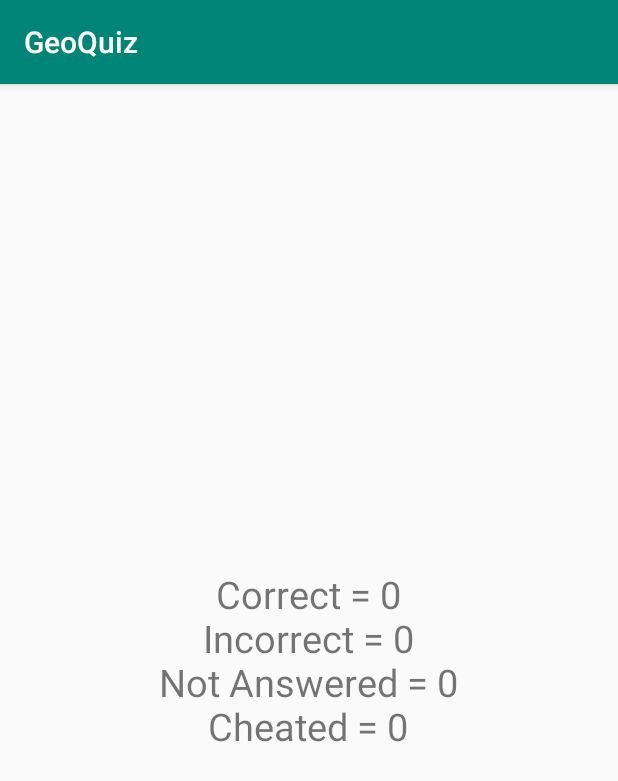
After one commit to kruseshane/GeoQuiz, an Android app: the StatsActivity screen opened directly, with no data from a screen before it, on a phone screen of 412 x 824 dp. The commit adds this screen. Shown: the top 781 px of the screen. Run offline under Robolectric (Android 15) with nearby library versions, the phone set to English and light mode, and no system bars.

Commit message:
Add show scores button

```diff
--- a/app/src/main/AndroidManifest.xml
+++ b/app/src/main/AndroidManifest.xml
@@ -11,6 +11,7 @@
         android:roundIcon="@mipmap/globe_round"
         android:supportsRtl="true"
         android:theme="@style/AppTheme">
+        <activity android:name=".StatsActivity"></activity>
         <activity android:name=".WelcomeActivity">
             <intent-filter>
                 <action android:name="android.intent.action.MAIN" />
@@ -20,8 +21,7 @@
         </activity>
         <activity android:name=".EndGameActivity" />
         <activity android:name=".CheatActivity" />
-        <activity android:name=".QuizActivity">
-        </activity>
+        <activity android:name=".QuizActivity"></activity>
     </application>
 
 </manifest>
--- /dev/null
+++ b/app/src/main/java/com/example/geoquiz/StatsActivity.java
@@ -0,0 +1,36 @@
+package com.example.geoquiz;
+
+import android.content.Intent;
+import android.support.v7.app.AppCompatActivity;
+import android.os.Bundle;
+import android.widget.TextView;
+
+public class StatsActivity extends AppCompatActivity {
+
+    private TextView endGameStats;
+    private int correct;
+    private int incorrect;
+    private int notAnswered;
+    private int cheated;
+
+    @Override
+    protected void onCreate(Bundle savedInstanceState) {
+        super.onCreate(savedInstanceState);
+        setContentView(R.layout.activity_stats);
+
+        getPlayerInfo();
+
+        endGameStats = findViewById(R.id.end_game_stats);
+        endGameStats.setText("Correct = " + String.valueOf(correct) + "\nIncorrect = " +
+                String.valueOf(incorrect) + "\nNot Answered = " + String.valueOf(notAnswered) +
+                "\nCheated = " + String.valueOf(cheated));
+    }
+
+    private void getPlayerInfo() {
+        Intent intent = getIntent();
+        correct = intent.getIntExtra("correct", 0);
+        incorrect = intent.getIntExtra("incorrect", 0);
+        notAnswered = intent.getIntExtra("notAnswered", 0);
+        cheated = intent.getIntExtra("cheated", 0);
+    }
+}
--- a/app/src/main/res/layout/activity_quiz.xml
+++ b/app/src/main/res/layout/activity_quiz.xml
@@ -57,6 +57,12 @@
             android:layout_height="wrap_content"
             android:text="@string/cheat_button"/>
 
+        <Button
+            android:id="@+id/show_stats_button"
+            android:layout_width="wrap_content"
+            android:layout_height="wrap_content"
+            android:text="@string/show_stats_button"/>
+
     </LinearLayout>
 
     <LinearLayout
--- /dev/null
+++ b/app/src/main/res/layout/activity_stats.xml
@@ -0,0 +1,18 @@
+<?xml version="1.0" encoding="utf-8"?>
+<LinearLayout xmlns:android="http://schemas.android.com/apk/res/android"
+    xmlns:app="http://schemas.android.com/apk/res-auto"
+    xmlns:tools="http://schemas.android.com/tools"
+    android:layout_width="match_parent"
+    android:layout_height="match_parent"
+    android:orientation="vertical"
+    android:gravity="center"
+    tools:context=".StatsActivity">
+
+    <TextView
+        android:id="@+id/end_game_stats"
+        android:layout_width="wrap_content"
+        android:layout_height="wrap_content"
+        android:gravity="center_horizontal"
+        android:textSize="25sp" />
+
+</LinearLayout>
--- a/app/src/main/res/values/strings.xml
+++ b/app/src/main/res/values/strings.xml
@@ -6,6 +6,8 @@
     <string name="next_button">Next</string>
     <string name="prev_button">Back</string>
     <string name="start_game_button">Start Quiz</string>
+    <string name="show_stats_button">Show Score Now</string>
+    <string name="play_again_button">Play Again</string>
 
     <string name="correct_toast">Correct!</string>
     <string name="incorrect_toast">Incorrect</string>
@@ -29,7 +31,7 @@
     <string name="prev_arrow_desc">View previous question</string>
     <string name="next_arrow_desc">View next question</string>
     <string name="name_hint">Enter Name</string>
-    <string name="welcome_message">Welcome to GeoQuiz! Enter you name below</string>
+    <string name="welcome_message">Welcome to GeoQuiz! Enter your name below</string>
 
     <string name="gold_message">You earned a gold medal!</string>
     <string name="silver_message">You earned a silver medal!</string>
```
Also changed, not shown: app/src/main/java/com/example/geoquiz/EndGameActivity.java (+12 -12 lines), app/src/main/java/com/example/geoquiz/QuizActivity.java (+23 -9 lines), app/src/main/res/layout/activity_end_game.xml (+9 -6 lines).
